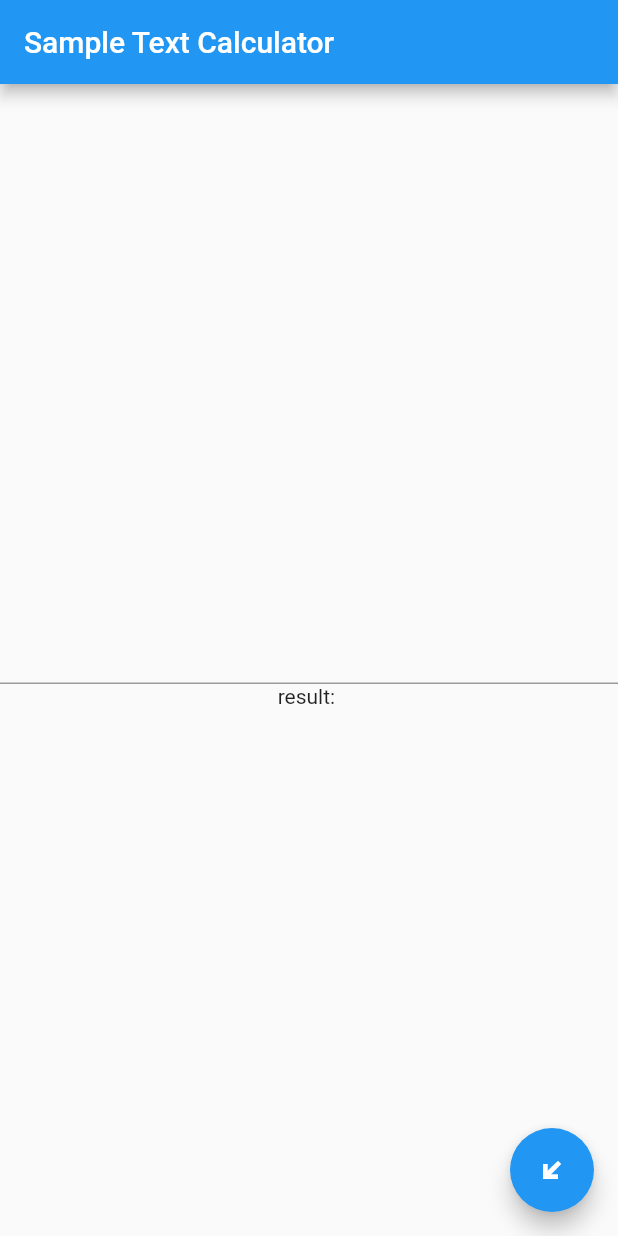
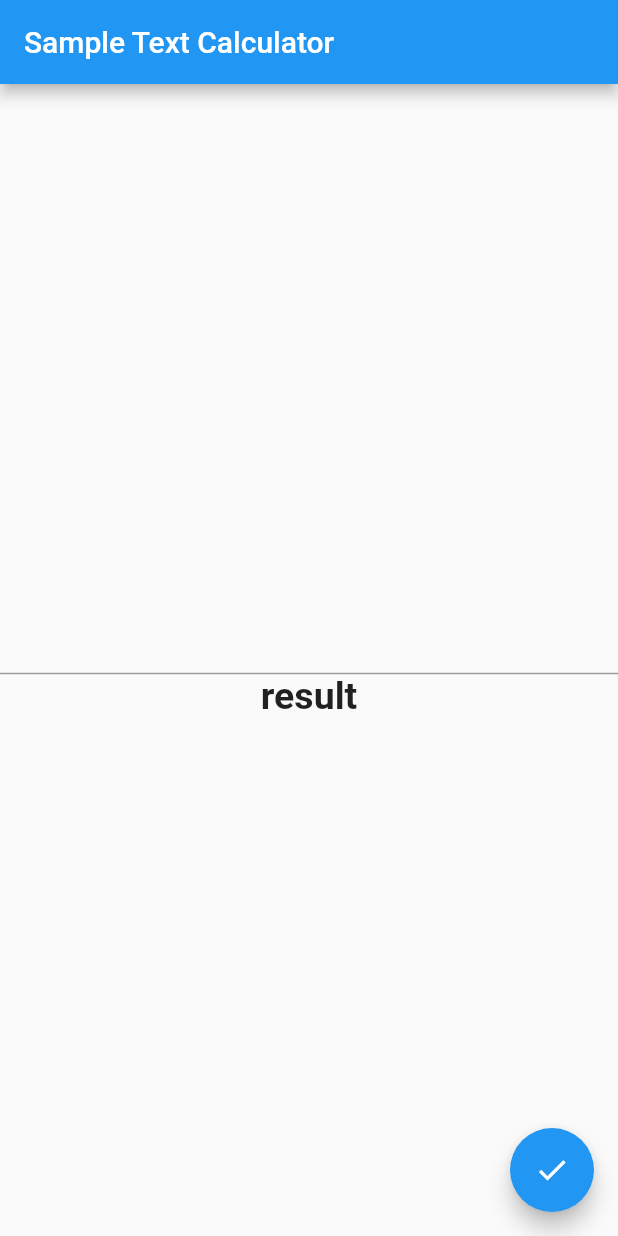
Before and after one commit to glassmonkey/flutter_with_golang, a Flutter app: the screen it shows after launch, on a phone screen of 412 x 824 dp. Run offline on Flutter 3.47's test engine with Material 2 defaults, Android fonts, the phone set to English and light mode, and no system bars; our stand-ins replace flutter_hooks, flutter_riverpod, hooks_riverpod; missing offline and left inert: pigeon.

Commit message:
update flutter

```diff
--- a/lib/view_models/message.dart
+++ b/lib/view_models/message.dart
@@ -8,17 +8,17 @@ final messageProvider = StateNotifierProvider<MessageNotifier, MessageState>(
 class MessageNotifier extends StateNotifier<MessageState> {
   final Api client;
 
-  MessageNotifier({required this.client}) : super(MessageState(text: ""));
+  MessageNotifier({required this.client}) : super(MessageState(text: "result"));
 
   call() async {
     final response = await this.client.call();
-    this.state = this.state.copyWith(text: response.message ?? "");
+    this.state = this.state.copyWith(text: response.message ?? "result");
   }
 
   evaluation(String text) async {
     final req = Request();
     req.expression = text;
     final response = await this.client.eval(req);
-    this.state = this.state.copyWith(text: response.message ?? "");
+    this.state = this.state.copyWith(text: response.message ?? "result");
   }
 }
--- a/lib/views/evaluation.dart
+++ b/lib/views/evaluation.dart
@@ -21,7 +21,8 @@ class EvalWidget extends HookWidget {
             TextField(
               controller: textController,
             ),
-            Text('result: ${messageState.text}'),
+            Text(messageState.text,
+                style: TextStyle(fontWeight: FontWeight.bold, fontSize: 25)),
           ],
         ),
       ),
@@ -30,7 +31,7 @@ class EvalWidget extends HookWidget {
           messageNotifier.evaluation(textController.text);
         },
         tooltip: 'Culculate',
-        child: Icon(Icons.transit_enterexit_sharp),
+        child: Icon(Icons.done),
       ),
     );
   }
```
